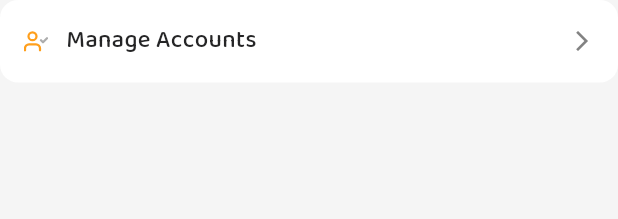
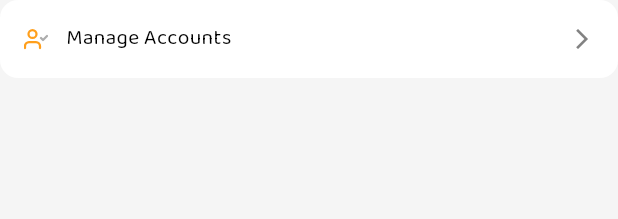
Before and after one commit to teesas-engineering/teesas-app-v2, a Flutter app: the _MenuItem widget shown alone on an empty page, opened directly, on a phone screen of 412 x 824 dp. Shown: the top 219 px of the screen. Run offline on Flutter 3.47's test engine with Material 3 defaults, Android fonts, the phone set to English and light mode, and no system bars; our stand-ins replace device_info_plus, dio, firebase_core, flutter_dotenv, flutter_mobx, flutter_secure_storage and 11 more; accounts and stored records are empty; generated files the repository leaves out were written again; network calls fail; project files that could hold a hidden picture were left out.

Commit message:
refactor: replace inline `TextStyle` with `AppTypography.bodyMedium` in More tab.

```diff
--- a/lib/app/home/presentation/screens/more_tab.dart
+++ b/lib/app/home/presentation/screens/more_tab.dart
@@ -180,16 +180,7 @@ class _MenuItem extends StatelessWidget {
                 width: 16,
               ),
               12.width,
-              Expanded(
-                child: Text(
-                  title,
-                  style: const TextStyle(
-                    fontSize: 16,
-                    fontWeight: FontWeight.w500,
-                    color: AppColors.textPrimary,
-                  ),
-                ),
-              ),
+              Expanded(child: Text(title, style: AppTypography.bodyMedium)),
               const Icon(
                 Icons.arrow_forward_ios,
                 size: 16,
```
